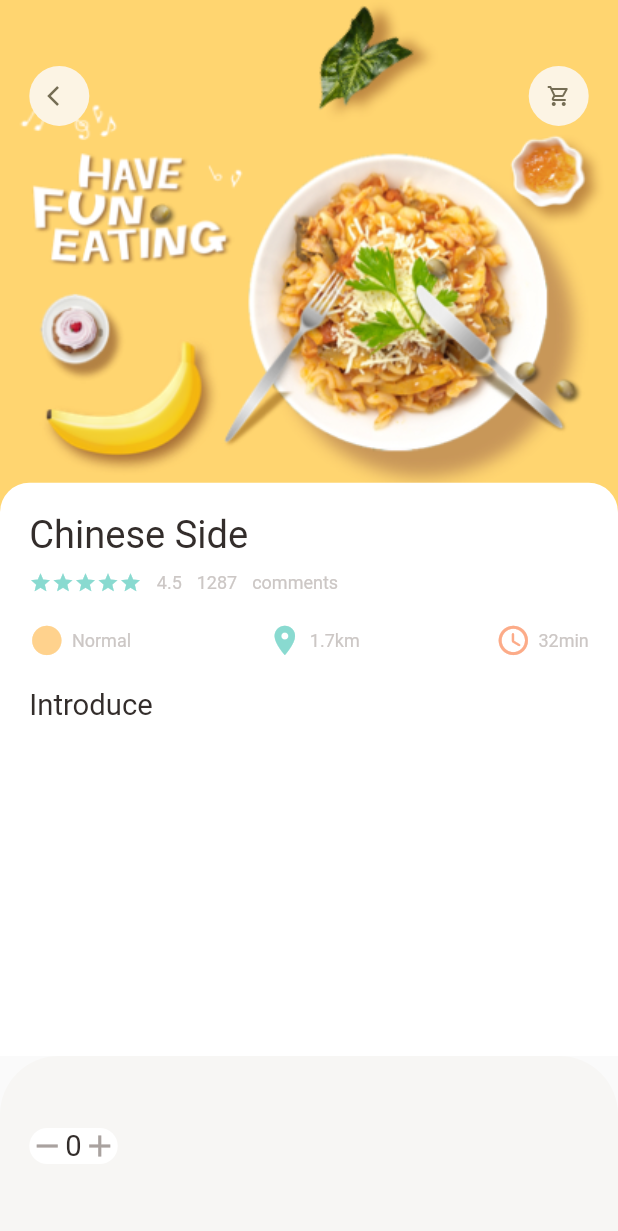
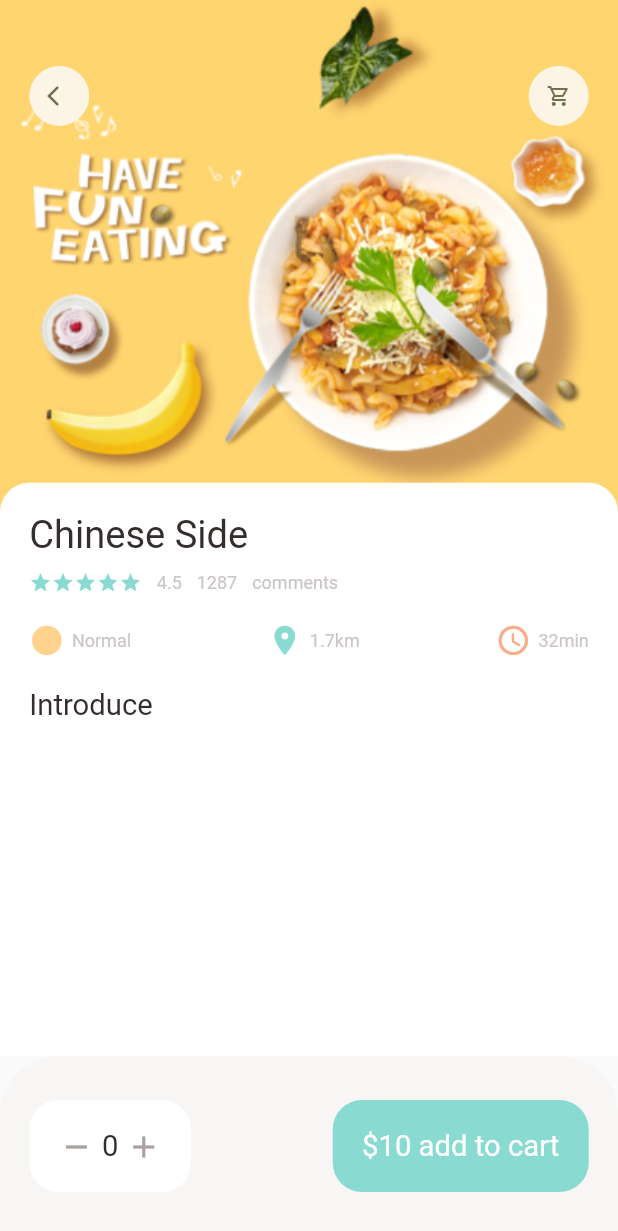
Before and after one commit to mahershmesa/food-delivery, a Flutter app: the PupularFoodDetail screen opened directly, on a phone screen of 412 x 824 dp. Shown: the top 1231 px of the screen. Run offline on Flutter 3.47's test engine with Material 2 defaults, Android fonts, the phone set to English and light mode, and no system bars; our stand-ins replace dots_indicator, get.

Commit message:
end bottomnavigationbar and 2container

```diff
--- a/lib/pages/food/popular_food_detail.dart
+++ b/lib/pages/food/popular_food_detail.dart
@@ -82,8 +82,11 @@ class PupularFoodDetail extends StatelessWidget {
           )
         ),
         child: Row(
+          mainAxisAlignment: MainAxisAlignment.spaceBetween,
           children: [
             Container(
+              padding: EdgeInsets.only(top: Dimensions.height20,bottom: Dimensions.height20,left: Dimensions.width20,right: Dimensions.width20),
+
               decoration: BoxDecoration(
                 borderRadius: BorderRadius.circular(Dimensions.radius20),
                 color: Colors.white,
@@ -91,9 +94,21 @@ class PupularFoodDetail extends StatelessWidget {
               child: Row(
                 children: [
                   Icon(Icons.remove,color: AppColors.signColor,),
+                  SizedBox(width: Dimensions.width10/2,),
                   BigText(text: "0"),
+                  SizedBox(width: Dimensions.width10/2,),
                   Icon(Icons.add,color: AppColors.signColor,),
                 ],
+              ),
+            ),
+            ///////
+            Container(
+              padding: EdgeInsets.only(top: Dimensions.height20,bottom: Dimensions.height20,left: Dimensions.width20,right: Dimensions.width20),
+
+              child: BigText(text: "\$10 add to cart",color: Colors.white),
+              decoration: BoxDecoration(
+                borderRadius: BorderRadius.circular(Dimensions.radius20),
+                color: AppColors.mainColor,
               ),
             ),
           ],
```
